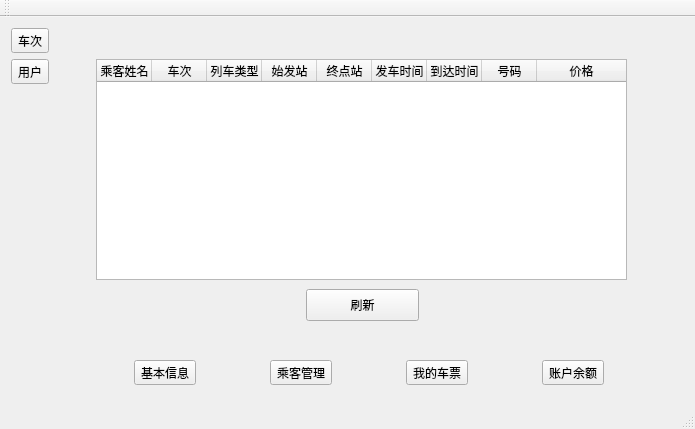
Before: the Qt Designer form MainProgram/mainwindow.ui in jameswhqi/12307, drawn with Qt 5.
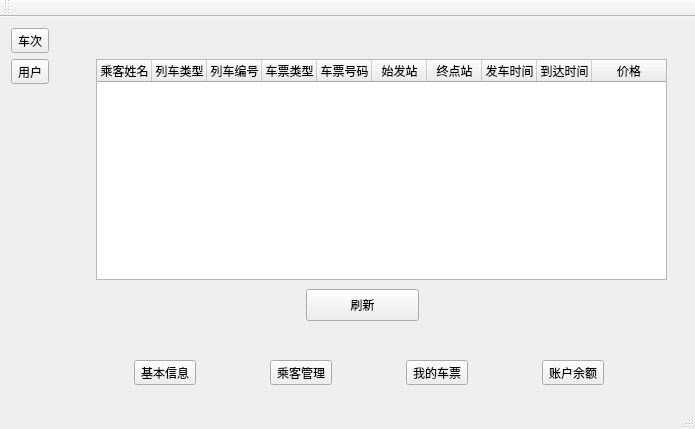
After: the same form once the commit is applied. The open tabs and pages were chosen to show the change.

Patch:
```diff
--- a/MainProgram/mainwindow.ui
+++ b/MainProgram/mainwindow.ui
@@ -510,7 +510,7 @@
              <rect>
               <x>30</x>
               <y>20</y>
-              <width>531</width>
+              <width>571</width>
               <height>221</height>
              </rect>
             </property>
@@ -530,7 +530,7 @@
              <number>0</number>
             </property>
             <property name="columnCount">
-             <number>9</number>
+             <number>10</number>
             </property>
             <attribute name="horizontalHeaderDefaultSectionSize">
              <number>55</number>
@@ -549,16 +549,26 @@
               <string>乘客姓名</string>
              </property>
             </column>
-            <column>
-             <property name="text">
-              <string>车次</string>
-             </property>
-            </column>
             <column>
              <property name="text">
               <string>列车类型</string>
              </property>
             </column>
+            <column>
+             <property name="text">
+              <string>列车编号</string>
+             </property>
+            </column>
+            <column>
+             <property name="text">
+              <string>车票类型</string>
+             </property>
+            </column>
+            <column>
+             <property name="text">
+              <string>车票号码</string>
+             </property>
+            </column>
             <column>
              <property name="text">
               <string>始发站</string>
@@ -579,11 +589,6 @@
               <string>到达时间</string>
              </property>
             </column>
-            <column>
-             <property name="text">
-              <string>号码</string>
-             </property>
-            </column>
             <column>
              <property name="text">
               <string>价格</string>
```
Left out of the diff: 4 changed lines with no effect on the pictures.
